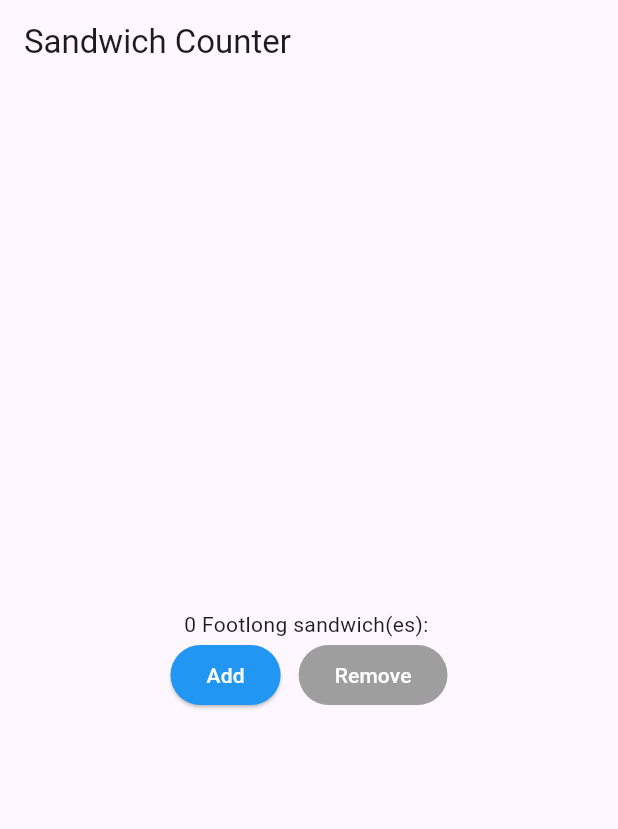
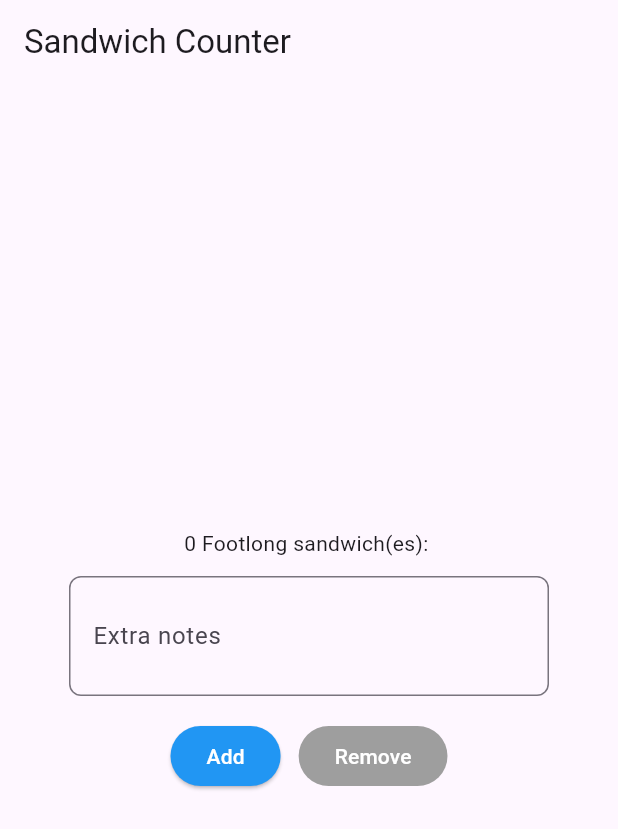
Before and after one commit to lily-denn/sandwich_shop, a Flutter app: the screen it shows after launch, on a phone screen of 412 x 824 dp. Shown: the top 829 px of the screen. Run offline on Flutter 3.47's test engine with Material 3 defaults, Android fonts, the phone set to English and light mode, and no system bars.

Commit message:
re added the order notes field

```diff
--- a/lib/main.dart
+++ b/lib/main.dart
@@ -69,6 +69,34 @@ class _OrderScreenState extends State<OrderScreen> {
               _quantity,
               'Footlong',
             ),
+            const SizedBox(height: 12),
+            // Notes input field for special requests
+            SizedBox(
+              width: 320,
+              child: TextField(
+                controller: _notesController,
+                maxLines: 2,
+                decoration: InputDecoration(
+                  labelText: 'Extra notes',
+                  hintText: 'e.g. no onions, extra pickles',
+                  border: OutlineInputBorder(
+                    borderRadius: BorderRadius.circular(8.0),
+                  ),
+                ),
+                onChanged: (value) => setState(() {}),
+              ),
+            ),
+            const SizedBox(height: 8),
+            // Live preview of entered notes
+            if (_notesController.text.isNotEmpty)
+              Padding(
+                padding: const EdgeInsets.symmetric(vertical: 8.0),
+                child: Text(
+                  'Notes: ${_notesController.text}',
+                  style: const TextStyle(fontStyle: FontStyle.italic),
+                ),
+              ),
+            const SizedBox(height: 8),
             Row(
               mainAxisAlignment: MainAxisAlignment.center,
               children: [
```
